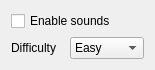
First picture: the form in preferences.ui, repository KDE/kollision, before the edit.
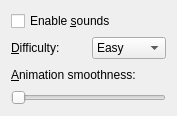
Second picture: the form after the edit.

Commit message: * New balls * Added smoothness option

```diff
--- a/preferences.ui
+++ b/preferences.ui
@@ -5,8 +5,8 @@
    <rect>
     <x>0</x>
     <y>0</y>
-    <width>155</width>
-    <height>70</height>
+    <width>177</width>
+    <height>116</height>
    </rect>
   </property>
   <property name="windowTitle" >
@@ -16,7 +16,7 @@
    <item>
     <widget class="QCheckBox" name="kcfg_EnableSounds" >
      <property name="text" >
-      <string>Enable sounds</string>
+      <string>Enable &amp;sounds</string>
      </property>
     </widget>
    </item>
@@ -25,7 +25,10 @@
      <item>
       <widget class="QLabel" name="label_2" >
        <property name="text" >
-        <string>Difficulty</string>
+        <string>&amp;Difficulty:</string>
+       </property>
+       <property name="buddy" >
+        <cstring>kcfg_GameDifficulty</cstring>
        </property>
       </widget>
      </item>
@@ -50,6 +53,27 @@
      </item>
     </layout>
    </item>
+   <item>
+    <layout class="QVBoxLayout" >
+     <item>
+      <widget class="QLabel" name="label" >
+       <property name="text" >
+        <string>&amp;Animation smoothness:</string>
+       </property>
+       <property name="buddy" >
+        <cstring>kcfg_Smoothness</cstring>
+       </property>
+      </widget>
+     </item>
+     <item>
+      <widget class="QSlider" name="kcfg_Smoothness" >
+       <property name="orientation" >
+        <enum>Qt::Horizontal</enum>
+       </property>
+      </widget>
+     </item>
+    </layout>
+   </item>
   </layout>
  </widget>
  <resources/>
```
The commit also changes 3 other files.
